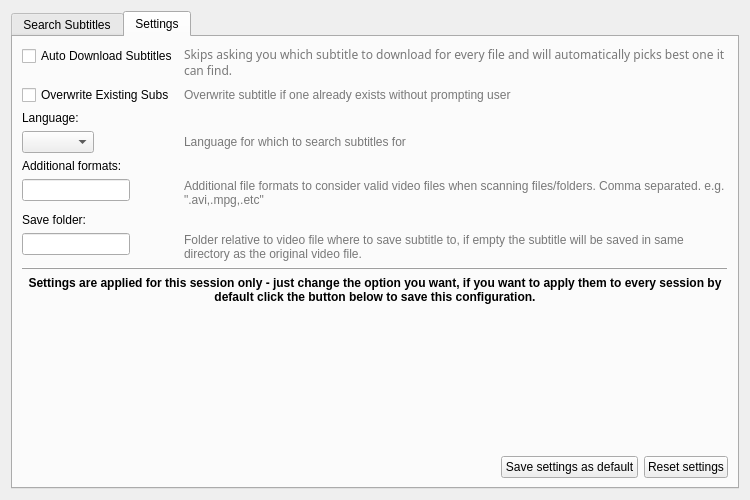
The window that ui/main.ui (nikolak/pysub) describes before a commit, drawn with Qt 5.
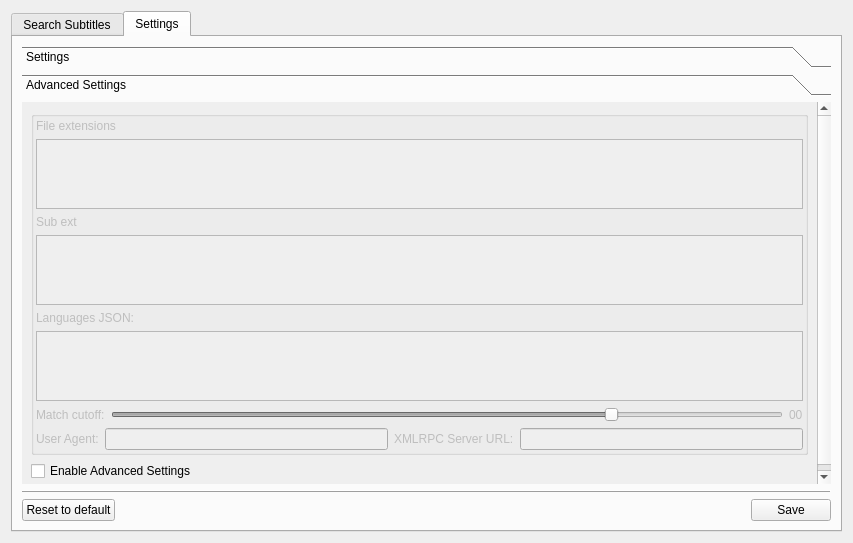
The same window after the commit. The open tabs and pages were chosen to show the change.

Commit message: Rewrote UI code, added settings/advanced settings,using json for storing data

Patch:
```diff
--- a/ui/main.ui
+++ b/ui/main.ui
@@ -6,10 +6,16 @@
    <rect>
     <x>0</x>
     <y>0</y>
-    <width>750</width>
-    <height>500</height>
+    <width>853</width>
+    <height>543</height>
    </rect>
   </property>
+  <property name="sizePolicy">
+   <sizepolicy hsizetype="Preferred" vsizetype="Ignored">
+    <horstretch>0</horstretch>
+    <verstretch>0</verstretch>
+   </sizepolicy>
+  </property>
   <property name="windowTitle">
    <string>PySub GUI</string>
   </property>
@@ -142,7 +148,28 @@
       </attribute>
       <layout class="QVBoxLayout" name="verticalLayout">
        <item>
-        <layout class="QFormLayout" name="formLayout_2">
+        <widget class="QToolBox" name="bx_settings">
+         <property name="currentIndex">
+          <number>0</number>
+         </property>
+         <widget class="QWidget" name="pge_set_norm">
+          <property name="geometry">
+           <rect>
+            <x>0</x>
+            <y>0</y>
+            <width>813</width>
+            <height>369</height>
+           </rect>
+          </property>
+          <attribute name="label">
+           <string>Settings</string>
+          </attribute>
+          <layout class="QHBoxLayout" name="horizontalLayout_2">
+           <item>
+            <layout class="QFormLayout" name="layout_chkboxes">
+             <property name="sizeConstraint">
+              <enum>QLayout::SetDefaultConstraint</enum>
+             </property>
          <property name="fieldGrowthPolicy">
           <enum>QFormLayout::AllNonFixedFieldsGrow</enum>
          </property>
@@ -154,7 +181,7 @@
           </widget>
          </item>
          <item row="1" column="1">
-          <widget class="QLabel" name="label_auto_download">
+              <widget class="QLabel" name="lbl_auto_dl">
            <property name="font">
             <font>
              <family>Droid Sans</family>
@@ -164,7 +191,7 @@
             </font>
            </property>
            <property name="text">
-            <string>&lt;html&gt;&lt;head/&gt;&lt;body&gt;&lt;p&gt;&lt;span style=&quot; color:#787878;&quot;&gt;Skips asking you which subtitle to download for every file and will automatically picks best one it can find. &lt;/span&gt;&lt;/p&gt;&lt;/body&gt;&lt;/html&gt;</string>
+                <string>&lt;html&gt;&lt;head/&gt;&lt;body&gt;&lt;p&gt;&lt;span style=&quot; color:#747474;&quot;&gt;Skips asking you which subtitle to download for every file and will automatically picks best one it can find. &lt;/span&gt;&lt;/p&gt;&lt;/body&gt;&lt;/html&gt;</string>
            </property>
            <property name="textFormat">
             <enum>Qt::AutoText</enum>
@@ -177,87 +204,276 @@
            </property>
           </widget>
          </item>
-         <item row="2" column="0">
+             <item row="3" column="0">
           <widget class="QCheckBox" name="chk_overwrite">
            <property name="text">
             <string>Overwrite Existing Subs</string>
            </property>
           </widget>
          </item>
-         <item row="2" column="1">
-          <widget class="QLabel" name="label_overwrite">
+             <item row="3" column="1">
+              <widget class="QLabel" name="lbl_overwrite">
            <property name="text">
-            <string>&lt;html&gt;&lt;head/&gt;&lt;body&gt;&lt;p&gt;&lt;span style=&quot; color:#787878;&quot;&gt;Overwrite subtitle if one already exists without prompting user&lt;/span&gt;&lt;/p&gt;&lt;/body&gt;&lt;/html&gt;</string>
+                <string>&lt;html&gt;&lt;head/&gt;&lt;body&gt;&lt;p&gt;&lt;span style=&quot; color:#747474;&quot;&gt;Overwrite subtitle if one already exists without prompting user&lt;/span&gt;&lt;/p&gt;&lt;/body&gt;&lt;/html&gt;</string>
            </property>
            <property name="wordWrap">
             <bool>true</bool>
            </property>
           </widget>
          </item>
-         <item row="3" column="0">
-          <widget class="QLabel" name="label_lang_indicator">
+             <item row="5" column="0" colspan="2">
+              <layout class="QHBoxLayout" name="dl_folder_layout">
+               <item>
+                <widget class="QLabel" name="lbl_save_folder">
            <property name="text">
-            <string>Language:</string>
+                  <string>&lt;html&gt;&lt;head/&gt;&lt;body&gt;&lt;p&gt;&lt;span style=&quot; color:#676767;&quot;&gt;Relative to video subtitle folder to save to:&lt;/span&gt;&lt;/p&gt;&lt;/body&gt;&lt;/html&gt;</string>
            </property>
           </widget>
          </item>
-         <item row="4" column="0">
-          <widget class="QComboBox" name="cbo_language"/>
+               <item>
+                <spacer name="save_folder_spacer">
+                 <property name="orientation">
+                  <enum>Qt::Horizontal</enum>
+                 </property>
+                 <property name="sizeHint" stdset="0">
+                  <size>
+                   <width>40</width>
+                   <height>20</height>
+                  </size>
+                 </property>
+                </spacer>
+               </item>
+               <item>
+                <widget class="QLineEdit" name="lne_save_folder"/>
+               </item>
+              </layout>
+             </item>
+             <item row="6" column="0" colspan="2">
+              <layout class="QHBoxLayout" name="language_layout">
+               <item>
+                <widget class="QLabel" name="lbl_language">
+                 <property name="text">
+                  <string>&lt;html&gt;&lt;head/&gt;&lt;body&gt;&lt;p&gt;&lt;span style=&quot; color:#737373;&quot;&gt;Search subtitles for this language:&lt;/span&gt;&lt;/p&gt;&lt;/body&gt;&lt;/html&gt;</string>
+                 </property>
+                 <property name="wordWrap">
+                  <bool>true</bool>
+                 </property>
+                </widget>
+               </item>
+               <item>
+                <spacer name="spacer_language">
+                 <property name="orientation">
+                  <enum>Qt::Horizontal</enum>
+                 </property>
+                 <property name="sizeType">
+                  <enum>QSizePolicy::Preferred</enum>
+                 </property>
+                 <property name="sizeHint" stdset="0">
+                  <size>
+                   <width>40</width>
+                   <height>20</height>
+                  </size>
+                 </property>
+                </spacer>
+               </item>
+               <item>
+                <widget class="QComboBox" name="cbo_language">
+                 <property name="sizePolicy">
+                  <sizepolicy hsizetype="Maximum" vsizetype="Fixed">
+                   <horstretch>0</horstretch>
+                   <verstretch>0</verstretch>
+                  </sizepolicy>
+                 </property>
+                 <property name="minimumSize">
+                  <size>
+                   <width>150</width>
+                   <height>0</height>
+                  </size>
+                 </property>
+                </widget>
+               </item>
+              </layout>
          </item>
          <item row="4" column="1">
-          <widget class="QLabel" name="label_language">
+              <widget class="QLabel" name="lbl_prompt">
            <property name="text">
-            <string>&lt;html&gt;&lt;head/&gt;&lt;body&gt;&lt;p&gt;&lt;span style=&quot; color:#787878;&quot;&gt;Language for which to search subtitles for&lt;/span&gt;&lt;/p&gt;&lt;/body&gt;&lt;/html&gt;</string>
+                <string>&lt;html&gt;&lt;head/&gt;&lt;body&gt;&lt;p&gt;&lt;span style=&quot; color:#747474;&quot;&gt;If auto download is used and it doesn't find any suitable subtitles you'll have to manually select one (or skip file)&lt;/span&gt;&lt;/p&gt;&lt;/body&gt;&lt;/html&gt;</string>
            </property>
            <property name="wordWrap">
             <bool>true</bool>
            </property>
           </widget>
          </item>
-         <item row="6" column="0">
-          <widget class="QLabel" name="label_formats_indicator">
+             <item row="4" column="0">
+              <widget class="QCheckBox" name="chk_prompt">
            <property name="text">
-            <string>Additional formats:</string>
+                <string>Prompt if auto-dl fails</string>
            </property>
           </widget>
          </item>
-         <item row="7" column="0">
-          <widget class="QLineEdit" name="edt_formats"/>
-         </item>
-         <item row="7" column="1">
-          <widget class="QLabel" name="label_formats">
-           <property name="text">
-            <string>&lt;html&gt;&lt;head/&gt;&lt;body&gt;&lt;p&gt;&lt;span style=&quot; color:#787878;&quot;&gt;Additional file formats to consider valid video files when scanning files/folders. Comma separated. e.g. &amp;quot;.avi,.mpg,.etc&amp;quot;&lt;/span&gt;&lt;/p&gt;&lt;/body&gt;&lt;/html&gt;</string>
-           </property>
-           <property name="wordWrap">
+            </layout>
+           </item>
+          </layout>
+          <zorder></zorder>
+         </widget>
+         <widget class="QWidget" name="pge_set_adv">
+          <property name="geometry">
+           <rect>
+            <x>0</x>
+            <y>0</y>
+            <width>760</width>
+            <height>477</height>
+           </rect>
+          </property>
+          <attribute name="label">
+           <string>Advanced Settings</string>
+          </attribute>
+          <layout class="QVBoxLayout" name="verticalLayout_3">
+           <item>
+            <widget class="QGroupBox" name="advanced_group_box">
+             <property name="enabled">
+              <bool>false</bool>
+             </property>
+             <property name="title">
+              <string/>
+             </property>
+             <property name="flat">
             <bool>true</bool>
            </property>
-          </widget>
-         </item>
-         <item row="8" column="0">
-          <widget class="QLabel" name="label_folder_indicator">
+             <property name="checkable">
+              <bool>false</bool>
+             </property>
+             <property name="checked">
+              <bool>false</bool>
+             </property>
+             <layout class="QHBoxLayout" name="horizontalLayout_7">
+              <property name="margin">
+               <number>2</number>
+              </property>
+              <item>
+               <layout class="QVBoxLayout" name="advanced_layout">
+                <item>
+                 <widget class="QLabel" name="lbl_file_ext">
+                  <property name="text">
+                   <string>File extensions</string>
+                  </property>
+                 </widget>
+                </item>
+                <item>
+                 <widget class="QPlainTextEdit" name="txt_file_ext">
+                  <property name="minimumSize">
+                   <size>
+                    <width>0</width>
+                    <height>0</height>
+                   </size>
+                  </property>
+                 </widget>
+                </item>
+                <item>
+                 <widget class="QLabel" name="lbl_sub_ext">
            <property name="text">
-            <string>Save folder:</string>
+                   <string>Sub ext</string>
            </property>
           </widget>
          </item>
-         <item row="9" column="0">
-          <widget class="QLineEdit" name="edt_subfolder"/>
-         </item>
-         <item row="9" column="1">
-          <widget class="QLabel" name="label_subfolder">
+                <item>
+                 <widget class="QPlainTextEdit" name="txt_sub_ext"/>
+                </item>
+                <item>
+                 <widget class="QLabel" name="lbl_lang_json">
            <property name="text">
-            <string>&lt;html&gt;&lt;head/&gt;&lt;body&gt;&lt;p&gt;&lt;span style=&quot; color:#787878;&quot;&gt;Folder relative to video file where to save subtitle to, if empty the subtitle will be saved in same directory as the original video file. &lt;/span&gt;&lt;/p&gt;&lt;/body&gt;&lt;/html&gt;</string>
-           </property>
-           <property name="wordWrap">
-            <bool>true</bool>
+                   <string>Languages JSON:</string>
+                  </property>
+                 </widget>
+                </item>
+                <item>
+                 <widget class="QPlainTextEdit" name="txt_lang_json"/>
+                </item>
+                <item>
+                 <layout class="QHBoxLayout" name="cutoff_layout">
+                  <item>
+                   <widget class="QLabel" name="lbl_cutoff">
+                    <property name="text">
+                     <string>Match cutoff:</string>
            </property>
           </widget>
          </item>
+                  <item>
+                   <widget class="QSlider" name="sl_cutoff">
+                    <property name="maximum">
+                     <number>100</number>
+                    </property>
+                    <property name="singleStep">
+                     <number>1</number>
+                    </property>
+                    <property name="pageStep">
+                     <number>1</number>
+                    </property>
+                    <property name="value">
+                     <number>75</number>
+                    </property>
+                    <property name="orientation">
+                     <enum>Qt::Horizontal</enum>
+                    </property>
+                    <property name="invertedAppearance">
+                     <bool>false</bool>
+                    </property>
+                    <property name="invertedControls">
+                     <bool>false</bool>
+                    </property>
+                   </widget>
+                  </item>
+                  <item>
+                   <widget class="QLabel" name="sl_label">
+                    <property name="text">
+                     <string>00</string>
+                    </property>
+                   </widget>
+                  </item>
         </layout>
        </item>
        <item>
-        <widget class="Line" name="line_2">
+                 <layout class="QHBoxLayout" name="ua_server_layout">
+                  <item>
+                   <widget class="QLabel" name="lbl_ua">
+                    <property name="text">
+                     <string>User Agent:</string>
+                    </property>
+                   </widget>
+                  </item>
+                  <item>
+                   <widget class="QLineEdit" name="lne_ua"/>
+                  </item>
+                  <item>
+                   <widget class="QLabel" name="lbl_server">
+                    <property name="text">
+                     <string>XMLRPC Server URL:</string>
+                    </property>
+                   </widget>
+                  </item>
+                  <item>
+                   <widget class="QLineEdit" name="lne_server"/>
+                  </item>
+                 </layout>
+                </item>
+               </layout>
+              </item>
+             </layout>
+            </widget>
+           </item>
+           <item>
+            <widget class="QCheckBox" name="chk_enable_advanced_sett">
+             <property name="text">
+              <string>Enable Advanced Settings</string>
+             </property>
+            </widget>
+           </item>
+          </layout>
+         </widget>
+        </widget>
+       </item>
+       <item>
+        <widget class="Line" name="line_buttons">
          <property name="frameShadow">
           <enum>QFrame::Raised</enum>
          </property>
@@ -267,60 +483,11 @@
         </widget>
        </item>
        <item>
-        <widget class="QLabel" name="label_info">
-         <property name="font">
-          <font>
-           <weight>75</weight>
-           <bold>true</bold>
-          </font>
-         </property>
-         <property name="text">
-          <string>&lt;html&gt;&lt;head/&gt;&lt;body&gt;&lt;p align=&quot;center&quot;&gt;Settings are applied for this session only - just change the option you want, if you want to apply them to every session by default click the button below to save this configuration.&lt;/p&gt;&lt;/body&gt;&lt;/html&gt;</string>
-         </property>
-         <property name="wordWrap">
-          <bool>true</bool>
-         </property>
-        </widget>
-       </item>
-       <item>
-        <spacer name="verticalSpacer">
-         <property name="orientation">
-          <enum>Qt::Vertical</enum>
-         </property>
-         <property name="sizeHint" stdset="0">
-          <size>
-           <width>20</width>
-           <height>40</height>
-          </size>
-         </property>
-        </spacer>
-       </item>
-       <item>
-        <layout class="QHBoxLayout" name="horizontalLayout_2">
-         <item>
-          <spacer name="horizontalSpacer">
-           <property name="orientation">
-            <enum>Qt::Horizontal</enum>
-           </property>
-           <property name="sizeHint" stdset="0">
-            <size>
-             <width>40</width>
-             <height>20</height>
-            </size>
-           </property>
-          </spacer>
-         </item>
-         <item>
-          <widget class="QPushButton" name="btn_save_conf">
-           <property name="text">
-            <string>Save settings as default</string>
-           </property>
-          </widget>
-         </item>
+        <layout class="QHBoxLayout" name="layout_settings_buttons">
          <item>
           <widget class="QPushButton" name="btn_reset_conf">
            <property name="text">
-            <string>Reset settings</string>
+            <string>Reset to default</string>
            </property>
            <property name="checkable">
             <bool>false</bool>
@@ -330,6 +497,26 @@
            </property>
           </widget>
          </item>
+         <item>
+          <spacer name="spacer_buttons">
+           <property name="orientation">
+            <enum>Qt::Horizontal</enum>
+           </property>
+           <property name="sizeHint" stdset="0">
+            <size>
+             <width>40</width>
+             <height>20</height>
+            </size>
+           </property>
+          </spacer>
+         </item>
+         <item>
+          <widget class="QPushButton" name="btn_save_conf">
+           <property name="text">
+            <string>Save</string>
+           </property>
+          </widget>
+         </item>
         </layout>
        </item>
       </layout>
```
Left out of the diff: 54 changed lines with no effect on the pictures. Lines whose indentation alone changed are shown as unchanged.
